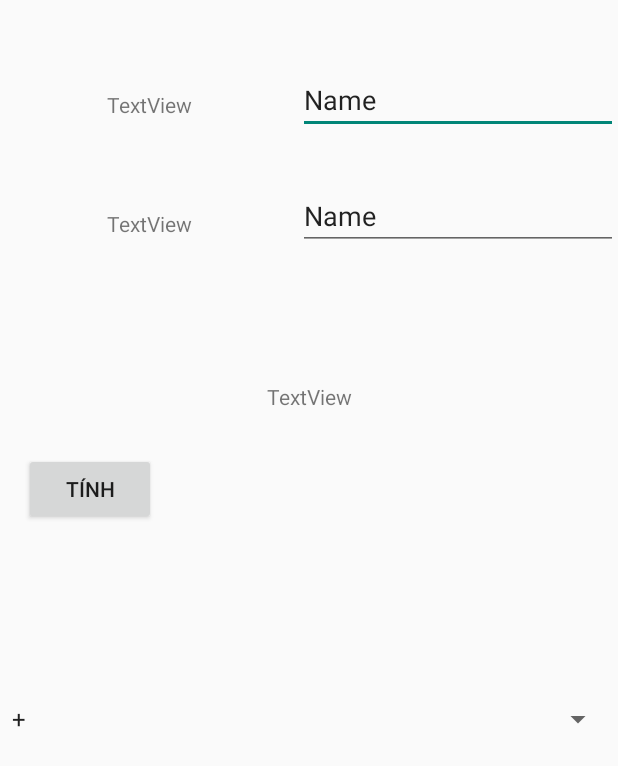
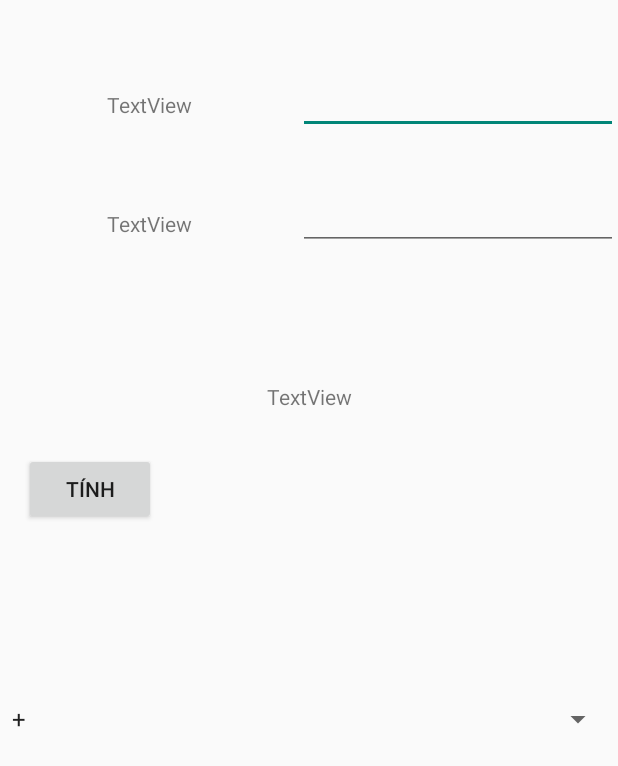
Before and after one commit to Nauh24/HocTrenLop, an Android app: the screen it shows after launch (CalculatorActivity), on a phone screen of 412 x 824 dp. Shown: the top 766 px of the screen. Run offline under Robolectric (Android 15) with nearby library versions, the phone set to English and light mode, and no system bars.

Commit message:
update calculator.xml

```diff
--- a/app/src/main/java/com/nauh/demo/CalculatorActivity.java
+++ b/app/src/main/java/com/nauh/demo/CalculatorActivity.java
@@ -43,7 +43,7 @@ public class CalculatorActivity extends AppCompatActivity {
                 try {
                     n1 = Double.parseDouble(s1);
                     n2 = Double.parseDouble(s2);
-                    String kq = calculate(n1,n2, "+");
+                    String kq = calculate(n1,n2, "-");
                     rs.setText(kq);
                     Toast.makeText(getApplicationContext(), kq, Toast.LENGTH_LONG).show();
                 } catch (Exception e) {
--- a/app/src/main/res/layout/calculator.xml
+++ b/app/src/main/res/layout/calculator.xml
@@ -24,7 +24,7 @@
         android:layout_marginTop="44dp"
         android:ems="10"
         android:inputType="text"
-        android:text="Name"
+        android:text=""
         app:layout_constraintEnd_toEndOf="parent"
         app:layout_constraintTop_toTopOf="parent" />
 
@@ -45,7 +45,7 @@
         android:layout_marginTop="32dp"
         android:ems="10"
         android:inputType="text"
-        android:text="Name"
+        android:text=""
         app:layout_constraintEnd_toEndOf="parent"
         app:layout_constraintTop_toBottomOf="@+id/e1" />
 
@@ -68,7 +68,8 @@
         app:layout_constraintBottom_toBottomOf="parent"
         app:layout_constraintTop_toBottomOf="@+id/btCal"
         app:layout_constraintVertical_bias="0.26"
-        tools:layout_editor_absoluteX="1dp" />
+        tools:layout_editor_absoluteX="1dp"
+        tools:ignore="MissingConstraints" />
 
     <TextView
         android:id="@+id/rs"
```
Also changed, not shown: app/src/main/AndroidManifest.xml (+18 -16 lines).
